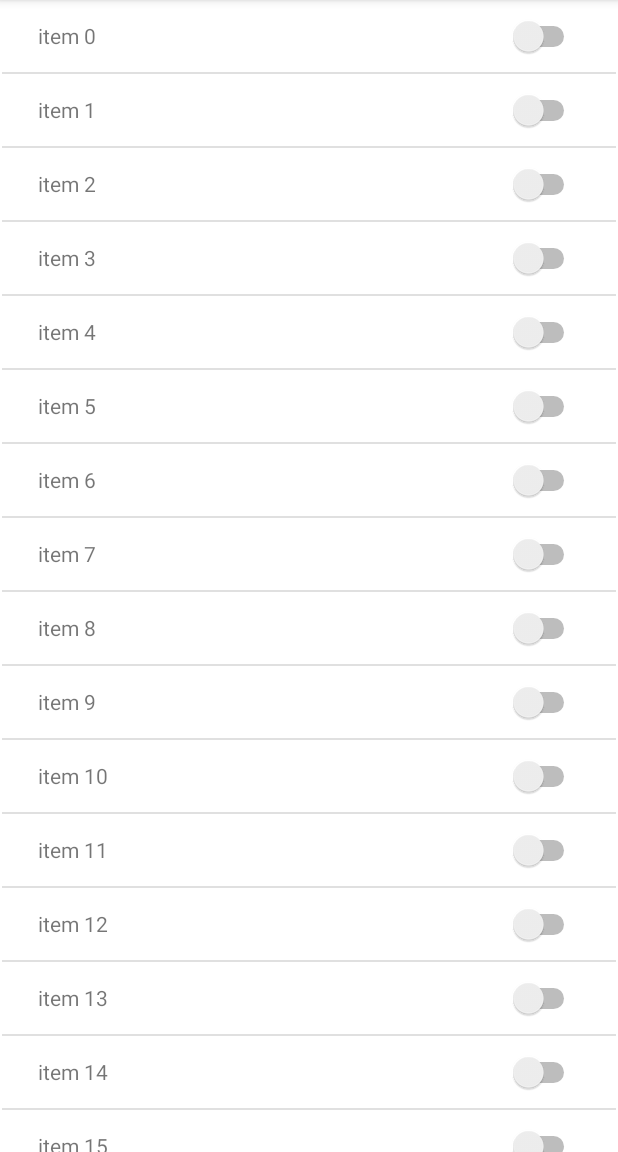
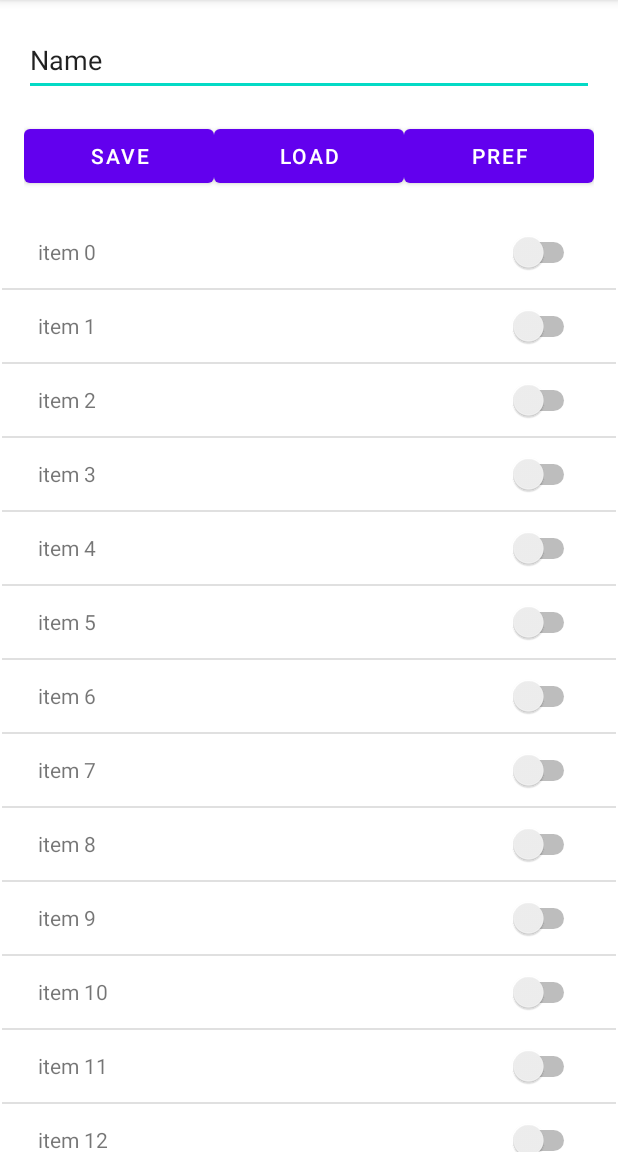
Before and after one commit to kopenkinda/YNOV_B3, an Android app: the screen it shows after launch (MainActivity), on a phone screen of 412 x 824 dp, the part 84-1236 px from its top. Run offline under Robolectric (Android 15) with nearby library versions, the light colour scheme and no system bars.

Commit message:
Settings

```diff
--- a/dev-mobile/cours-03/app/build.gradle
+++ b/dev-mobile/cours-03/app/build.gradle
@@ -34,6 +34,7 @@ dependencies {
     implementation 'androidx.appcompat:appcompat:1.3.1'
     implementation 'com.google.android.material:material:1.4.0'
     implementation 'androidx.constraintlayout:constraintlayout:2.1.1'
+    implementation 'androidx.preference:preference:1.1.1'
     testImplementation 'junit:junit:4.+'
     androidTestImplementation 'androidx.test.ext:junit:1.1.3'
     androidTestImplementation 'androidx.test.espresso:espresso-core:3.4.0'
--- a/dev-mobile/cours-03/app/src/main/AndroidManifest.xml
+++ b/dev-mobile/cours-03/app/src/main/AndroidManifest.xml
@@ -9,12 +9,14 @@
         android:roundIcon="@mipmap/ic_launcher_round"
         android:supportsRtl="true"
         android:theme="@style/Theme.Cours03">
+        <activity android:name=".MySettingsActivity">
+
+        </activity>
         <activity
             android:name=".MainActivity"
             android:exported="true">
             <intent-filter>
                 <action android:name="android.intent.action.MAIN" />
-
                 <category android:name="android.intent.category.LAUNCHER" />
             </intent-filter>
         </activity>
--- a/dev-mobile/cours-03/app/src/main/java/com/example/cours03/MainActivity.java
+++ b/dev-mobile/cours-03/app/src/main/java/com/example/cours03/MainActivity.java
@@ -2,12 +2,21 @@ package com.example.cours03;
 
 import androidx.appcompat.app.AppCompatActivity;
 
+import android.content.Intent;
+import android.content.SharedPreferences;
 import android.os.Bundle;
+import android.preference.PreferenceManager;
+import android.view.View;
+import android.widget.EditText;
 import android.widget.ListView;
 
 import java.util.ArrayList;
 
 public class MainActivity extends AppCompatActivity {
+
+    private static SharedPreferences prefs;
+    private static EditText textInput;
+
 
     @Override
     protected void onCreate(Bundle savedInstanceState) {
@@ -18,5 +27,22 @@ public class MainActivity extends AppCompatActivity {
         for (int i = 0; i < 40; i++) items.add(new TodoItem("item " + i, false));
         CustomAdapter adapter = new CustomAdapter(this, items);
         list.setAdapter(adapter);
+        prefs = PreferenceManager.getDefaultSharedPreferences(getApplicationContext());
+        textInput = (EditText) findViewById(R.id.NAME_INPUT);
+    }
+
+    public void onSaveClick(View v) {
+        SharedPreferences.Editor editor = prefs.edit();
+        editor.putString("name", textInput.getText().toString());
+        editor.commit();
+    }
+
+    public void onLoadClick(View v) {
+        textInput.setText(prefs.getString("name", "John").toString());
+    }
+
+    public void onPrefClick(View v) {
+        Intent intent = new Intent(getApplicationContext(), MySettingsActivity.class);
+        startActivity(intent);
     }
 }
--- a/dev-mobile/cours-03/app/src/main/res/layout/activity_main.xml
+++ b/dev-mobile/cours-03/app/src/main/res/layout/activity_main.xml
@@ -6,13 +6,66 @@
     android:layout_height="match_parent"
     tools:context=".MainActivity">
 
+    <EditText
+        android:id="@+id/NAME_INPUT"
+        android:layout_width="0dp"
+        android:layout_height="wrap_content"
+        android:layout_marginStart="16dp"
+        android:layout_marginTop="16dp"
+        android:layout_marginEnd="16dp"
+        android:inputType="textPersonName"
+        android:minHeight="48dp"
+        android:text="Name"
+        app:layout_constraintEnd_toEndOf="parent"
+        app:layout_constraintStart_toStartOf="parent"
+        app:layout_constraintTop_toTopOf="parent" />
+
+    <LinearLayout
+        android:id="@+id/linearLayout"
+        android:layout_width="0dp"
+        android:layout_height="wrap_content"
+        android:layout_marginStart="16dp"
+        android:layout_marginTop="16dp"
+        android:layout_marginEnd="16dp"
+        android:gravity="center|center_vertical"
+        app:layout_constraintEnd_toEndOf="parent"
+        app:layout_constraintStart_toStartOf="parent"
+        app:layout_constraintTop_toBottomOf="@+id/NAME_INPUT">
+
+        <Button
+            android:id="@+id/SAVE_BUTTON"
+            android:layout_width="wrap_content"
+            android:layout_height="wrap_content"
+            android:layout_weight="20"
+            android:onClick="onSaveClick"
+            android:text="Save" />
+
+        <Button
+            android:id="@+id/LOAD_BUTTON"
+            android:layout_width="wrap_content"
+            android:layout_height="wrap_content"
+            android:layout_weight="20"
+            android:onClick="onLoadClick"
+            android:text="Load" />
+
+        <Button
+            android:id="@+id/PREFERENCES_BUTTON"
+            android:layout_width="wrap_content"
+            android:layout_height="wrap_content"
+            android:layout_weight="20"
+            android:onClick="onPrefClick"
+            android:text="Pref"
+            app:iconTint="#FFFFFF"
+            tools:ignore="SpeakableTextPresentCheck" />
+    </LinearLayout>
+
     <ListView
         android:id="@+id/LIST"
         android:layout_width="409dp"
         android:layout_height="0dp"
+        android:layout_marginTop="16dp"
         app:layout_constraintBottom_toBottomOf="parent"
         app:layout_constraintEnd_toEndOf="parent"
         app:layout_constraintStart_toStartOf="parent"
-        app:layout_constraintTop_toTopOf="parent" />
-
+        app:layout_constraintTop_toBottomOf="@+id/linearLayout" />
 </androidx.constraintlayout.widget.ConstraintLayout>
```
Also changed, not shown: dev-mobile/cours-03/app/src/main/java/com/example/cours03/MySettingsActivity.java (added, +15 -0 lines), dev-mobile/cours-03/app/src/main/java/com/example/cours03/MySettingsFragment.java (added, +12 -0 lines), dev-mobile/cours-03/app/src/main/res/layout/my_settings.xml (added, +13 -0 lines), dev-mobile/cours-03/app/src/main/res/values/arrays.xml (added, +12 -0 lines), dev-mobile/cours-03/app/src/main/res/values/strings.xml (+16 -0 lines), dev-mobile/cours-03/app/src/main/res/xml/preferences.xml (added, +7 -0 lines).
